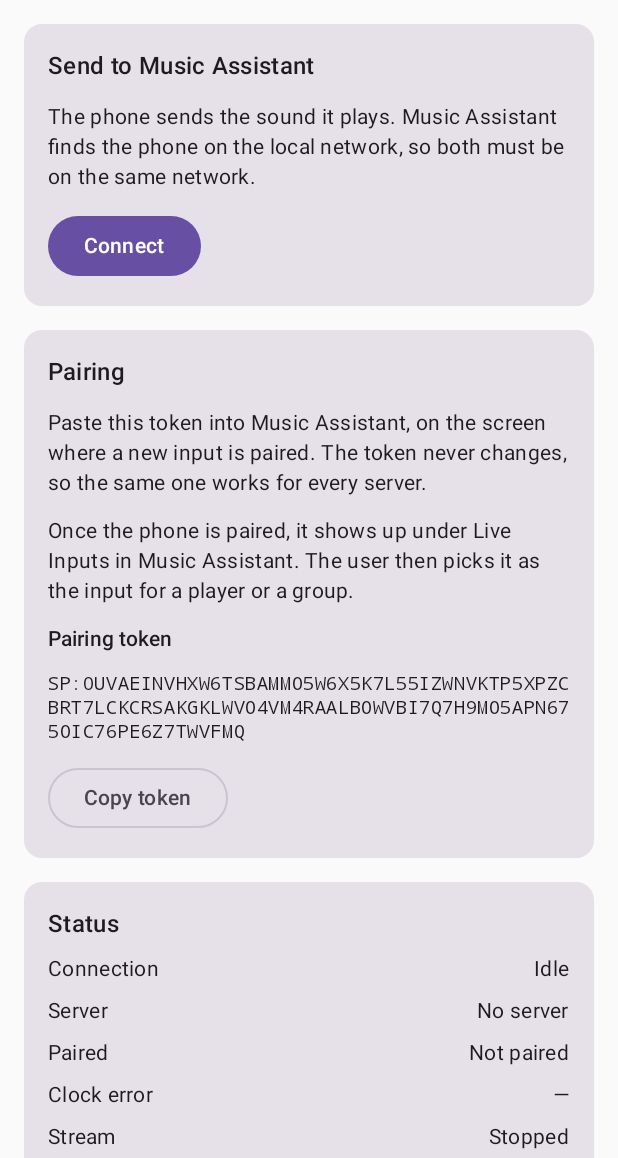
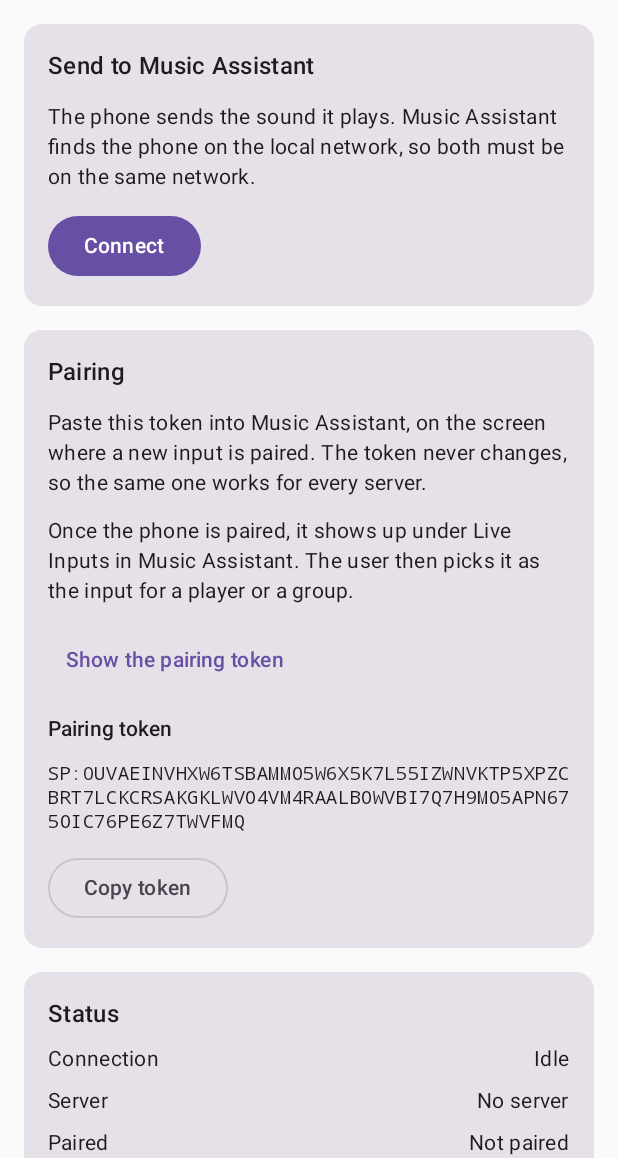
Before and after one commit to jollytoad/spindroid, an Android app built with Jetpack Compose: the screen it shows after launch (MainActivity), after a tap on "Copy token", on a phone screen of 412 x 824 dp, the part 78-1236 px from its top. Run offline under Robolectric (Android 15) with nearby library versions, the phone set to English and light mode, and no system bars; 5 statements that could not run were skipped.

Commit message:
Show the pairing code on the pairing screen
The token is a hundred and eight characters, and the operator had to copy
them off the phone and paste them into the server. The server can now ask
for a code instead, and the screen shows it.

The code sits at the top of the pairing card, in large digits and grouped
in threes, so that the operator reads it across the room. The token stays
below, behind a link, for a server that cannot do the code.

Before the code arrives the screen names the steps, because the phone
cannot show a code before the server starts the pairing. The code depends
on a nonce that the server holds, so the operator has to go to the server
first. The screen says where to go and what to choose.

The token shows by itself while no server has called in, because then it
is the only way to pair.

```diff
--- a/app/src/main/kotlin/com/sendspin/sender/ui/MainScreen.kt
+++ b/app/src/main/kotlin/com/sendspin/sender/ui/MainScreen.kt
@@ -13,11 +13,17 @@ import androidx.compose.material3.HorizontalDivider
 import androidx.compose.material3.MaterialTheme
 import androidx.compose.material3.OutlinedButton
 import androidx.compose.material3.Text
+import androidx.compose.material3.TextButton
 import androidx.compose.runtime.Composable
+import androidx.compose.runtime.getValue
+import androidx.compose.runtime.mutableStateOf
+import androidx.compose.runtime.remember
+import androidx.compose.runtime.setValue
 import androidx.compose.ui.Modifier
 import androidx.compose.ui.res.stringResource
 import androidx.compose.ui.text.font.FontFamily
 import androidx.compose.ui.unit.dp
+import com.sendspin.protocol.pairing.PairingCode
 import com.sendspin.protocol.session.SessionPhase
 import com.sendspin.protocol.session.SourceSessionState
 import com.sendspin.sender.R
@@ -55,7 +61,12 @@ fun MainScreen(
 
         StartSection(running = running, onConnect = onConnect, onDisconnect = onDisconnect)
 
-        PairingSection(pairingToken = pairingToken, onCopyToken = onCopyToken)
+        PairingSection(
+            pairingToken = pairingToken,
+            pairingCode = state.pairingCode,
+            serverConnected = state.serverName != null,
+            onCopyToken = onCopyToken,
+        )
 
         StatusSection(state = state, captureStatus = captureStatus, buildLabel = buildLabel)
 
@@ -98,9 +109,17 @@ private fun StartSection(
     }
 }
 
-/** The token that pairs the phone with a server. */
+/** The token that pairs the phone with a server, and the code that does it faster. */
 @Composable
-private fun PairingSection(pairingToken: String, onCopyToken: () -> Unit) {
+private fun PairingSection(
+    pairingToken: String,
+    pairingCode: String?,
+    serverConnected: Boolean,
+    onCopyToken: () -> Unit,
+) {
+    // The token is shown when the user asks for it, and also while no
+    // server has called in, because then it is the only way to pair.
+    var tokenVisible by remember { mutableStateOf(false) }
     Card(modifier = Modifier.fillMaxWidth()) {
         Column(
             modifier = Modifier.padding(16.dp),
@@ -110,14 +129,38 @@ private fun PairingSection(pairingToken: String, onCopyToken: () -> Unit) {
                 text = stringResource(R.string.title_pairing),
                 style = MaterialTheme.typography.titleMedium,
             )
+            if (pairingCode != null) {
+                Text(
+                    text = stringResource(R.string.pairing_code_instruction),
+                    style = MaterialTheme.typography.bodyMedium,
+                )
+                Text(
+                    text = PairingCode.group(pairingCode),
+                    style = MaterialTheme.typography.displayMedium.copy(fontFamily = FontFamily.Monospace),
+                )
+            } else if (serverConnected) {
+                Text(
+                    text = stringResource(R.string.pairing_code_where),
+                    style = MaterialTheme.typography.bodyMedium,
+                )
+            } else {
                 Text(
                     text = stringResource(R.string.pairing_explanation),
                     style = MaterialTheme.typography.bodyMedium,
                 )
+            }
             Text(
                 text = stringResource(R.string.pairing_where),
                 style = MaterialTheme.typography.bodyMedium,
             )
+            TextButton(onClick = { tokenVisible = !tokenVisible }) {
+                Text(
+                    stringResource(
+                        if (tokenVisible) R.string.action_hide_token else R.string.action_show_token,
+                    ),
+                )
+            }
+            if (tokenVisible || !serverConnected) {
                 Text(
                     text = stringResource(R.string.label_pairing_token),
                     style = MaterialTheme.typography.titleSmall,
@@ -128,6 +171,7 @@ private fun PairingSection(pairingToken: String, onCopyToken: () -> Unit) {
                 )
                 OutlinedButton(onClick = onCopyToken) {
                     Text(stringResource(R.string.action_copy_token))
+                }
             }
         }
     }
--- a/app/src/main/res/values/strings.xml
+++ b/app/src/main/res/values/strings.xml
@@ -14,7 +14,11 @@
     <string name="title_pairing">Pairing</string>
     <string name="pairing_explanation">Paste this token into Music Assistant, on the screen where a new input is paired. The token never changes, so the same one works for every server.</string>
     <string name="pairing_where">Once the phone is paired, it shows up under Live Inputs in Music Assistant. The user then picks it as the input for a player or a group.</string>
+    <string name="pairing_code_instruction">Type this code in Music Assistant.</string>
+    <string name="pairing_code_where">Waiting for Music Assistant. Open the Sendspin provider in Music Assistant, pick this phone, then choose Pairing code.</string>
     <string name="label_pairing_token">Pairing token</string>
+    <string name="action_show_token">Show the pairing token</string>
+    <string name="action_hide_token">Hide the pairing token</string>
 
     <!-- The status panel. -->
     <string name="title_status">Status</string>
```
Lines whose indentation alone changed are shown as unchanged.
